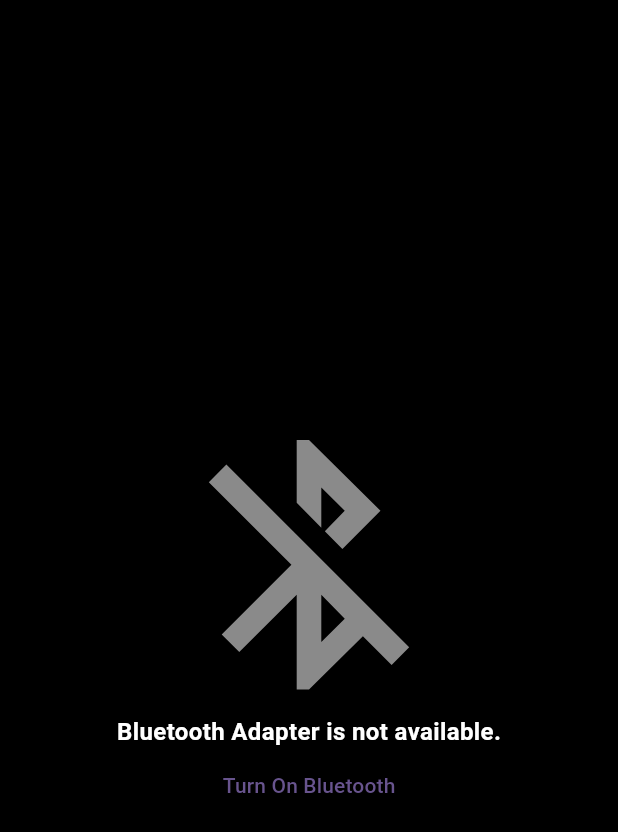
After one commit to Masum-MSNR/ble_light_controller, a Flutter app: the BluetoothOffPage screen opened directly, on a phone screen of 412 x 824 dp. The commit adds this screen. Shown: the top 832 px of the screen. Run offline on Flutter 3.47's test engine with Material 3 defaults, Android fonts, the phone set to English and light mode, and no system bars; our stand-ins replace device_info_plus, flutter_blue_plus, get, location, permission_handler; missing offline and left inert: app_settings.

```diff
--- /dev/null
+++ b/lib/pages/bluetooth_off_page.dart
@@ -0,0 +1,42 @@
+import 'package:flutter/material.dart';
+import 'package:flutter_blue_plus/flutter_blue_plus.dart';
+
+//this page will be called when Bluetooth is off
+class BluetoothOffPage extends StatelessWidget {
+  const BluetoothOffPage({Key? key, this.state}) : super(key: key);
+
+  final BluetoothAdapterState? state;
+
+  @override
+  Widget build(BuildContext context) {
+    return Scaffold(
+      backgroundColor: Colors.black,
+      body: Center(
+        child: Column(
+          mainAxisSize: MainAxisSize.min,
+          children: <Widget>[
+            const Icon(
+              Icons.bluetooth_disabled,
+              size: 200.0,
+              color: Colors.white54,
+            ),
+            Text(
+              'Bluetooth Adapter is ${state != null ? state.toString().substring(22) : 'not available'}.',
+              style: const TextStyle(
+                color: Colors.white,
+                fontSize: 16.0,
+                fontWeight: FontWeight.bold,
+              ),
+            ),
+            TextButton(
+              onPressed: () {
+                FlutterBluePlus.turnOn();
+              },
+              child: Text('Turn On Bluetooth'),
+            ),
+          ],
+        ),
+      ),
+    );
+  }
+}
--- a/lib/pages/home_page.dart
+++ b/lib/pages/home_page.dart
@@ -76,4 +76,10 @@ class _HomePageState extends State<HomePage> {
       ),
     );
   }
+
+  @override
+  void dispose() {
+    Get.delete<HomePageController>();
+    super.dispose();
+  }
 }
```
Also changed, not shown: lib/controllers/home_page_controller.dart (+25 -5 lines), lib/main.dart (+13 -1 lines).
